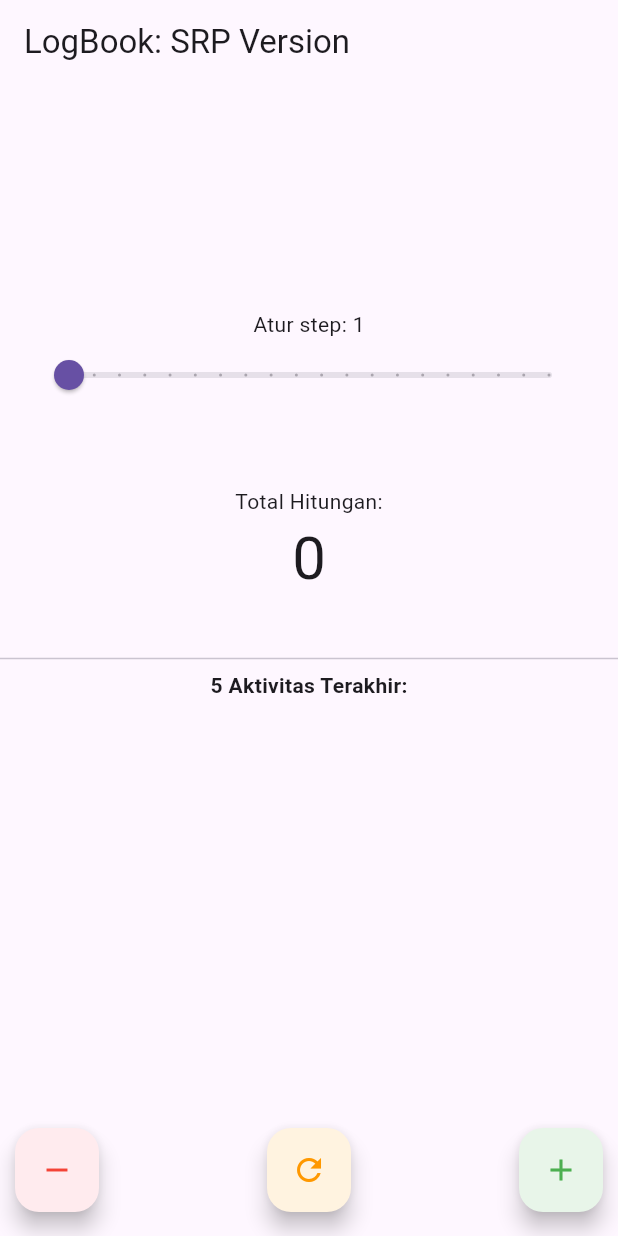
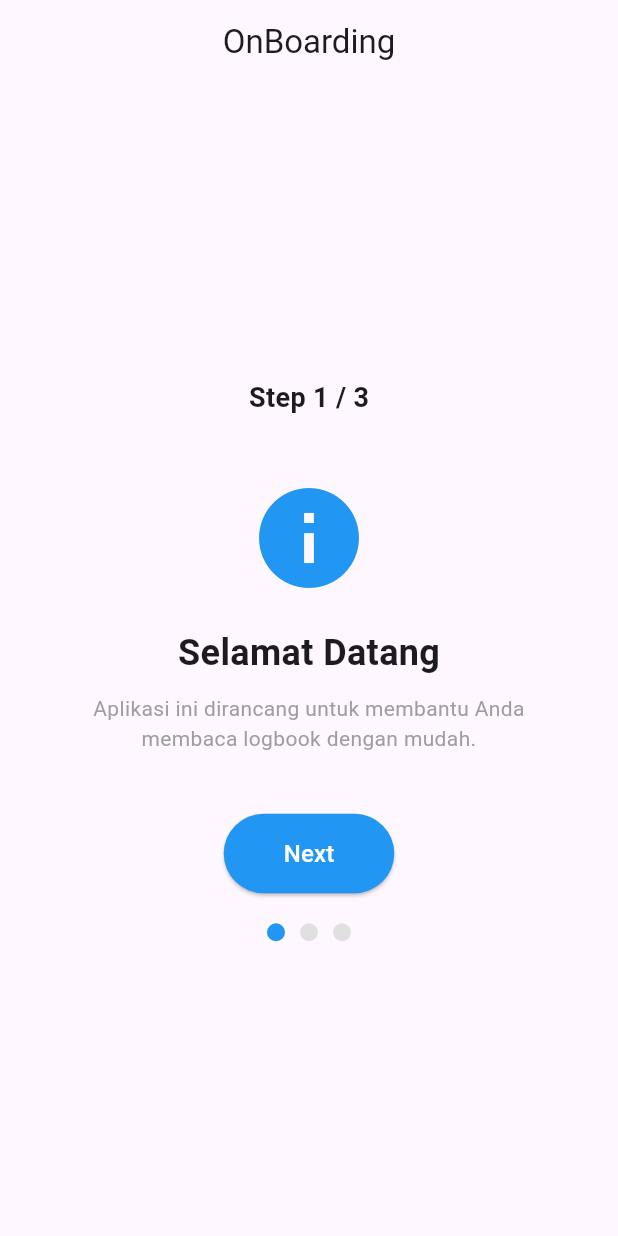
Before and after one commit to Nnurvyy/Proyek4_Flutter, a Flutter app: the screen it shows after launch, on a phone screen of 412 x 824 dp. Run offline on Flutter 3.47's test engine with Material 3 defaults, Android fonts, the light colour scheme and no system bars; our stand-ins replace shared_preferences.

Commit message:
task 1, 2 dan 3 pertemuan 2

```diff
--- a/lib/counter_view.dart
+++ /dev/null
@@ -1,133 +0,0 @@
-import 'package:flutter/material.dart';
-import 'counter_controller.dart';
-
-class CounterView extends StatefulWidget {
-  const CounterView({super.key});
-  @override
-  State<CounterView> createState() => _CounterViewState();
-}
-
-class _CounterViewState extends State<CounterView> {
-  final CounterController _controller = CounterController();
-
-  Color _getLogColor (String log) {
-    if (log.contains("menambahkan")) {
-      return Colors.green;
-    } else if (log.contains("mengurangi")) {
-      return Colors.red;
-    } else if (log.contains("Reset")) {
-      return Colors.orange;
-    }
-    return Colors.black;
-  }
-
-  void _showResetConfirmation() {
-    showDialog(
-      context : context,
-      builder: (context) => AlertDialog(
-        title: const Text("Konfirmasi Reset"),
-        content: const Text("Apakah Anda yakin ingin mereset counter?"),
-        actions: [
-          TextButton(
-            onPressed: () {
-              Navigator.of(context).pop(); // Tutup dialog
-            },
-            child: const Text("Batal"),
-          ),
-          TextButton(
-            onPressed: () {
-              setState(() {
-                _controller.reset();
-              });
-              Navigator.of(context).pop(); // Tutup dialog setelah reset
-
-              ScaffoldMessenger.of(context).showSnackBar(
-                const SnackBar (
-                  content: Text("Counter telah direset."),
-                  duration: Duration(seconds: 2),
-                  behavior: SnackBarBehavior.floating
-                )
-              );
-            },
-            child: const Text("Reset"),
-          ),
-        ],
-      ),
-    );
-  }
-
-  @override
-  Widget build(BuildContext context) {
-    return Scaffold(
-      appBar: AppBar(title: const Text("LogBook: SRP Version")),
-      body: Center(
-        child: Column(
-          mainAxisAlignment: MainAxisAlignment.start,
-          children: [
-            const SizedBox(height: 150),
-            Text('Atur step: ${_controller.step}'),
-            Padding(
-              padding: const EdgeInsets.symmetric(horizontal: 20.0),
-              child: Slider(
-                value: _controller.step.toDouble(), // Ubah int ke double agar Slider mau baca
-                min: 1,  // Minimal step 1
-                max: 20, // Maksimal step 20
-                divisions: 19, // Agar slider "patah-patah" di angka bulat (integers)
-                label: _controller.step.toString(), // Label saat digeser
-                onChanged: (double newValue) {
-                  // Saat digeser, panggil setState agar UI berubah
-                  // dan panggil controller untuk simpan logika barunya
-                  setState(() {
-                    _controller.updateStep(newValue);
-                  });
-                },
-              ),
-            ),
-            const SizedBox( height: 50),
-            const Text("Total Hitungan:"),
-            Text('${_controller.value}', style: const TextStyle(fontSize: 40)),
-            const SizedBox( height: 30), // Spasi antara elemen
-            const Divider(),  // Garis pemisah
-
-            const Text("5 Aktivitas Terakhir:", style: TextStyle(fontWeight: FontWeight.bold)),
-            const SizedBox(height: 10),
-            ..._controller.activityLogs.map((log) => Padding(
-              padding: const EdgeInsets.all(4.0), // Jarak antar teks
-              child: Text(log, style: TextStyle(color: _getLogColor(log))),
-            )),
-          ],
-        ),
-      ),
-      floatingActionButtonLocation: FloatingActionButtonLocation.centerFloat,
-      floatingActionButton : Padding(
-        padding: const EdgeInsets.symmetric( horizontal : 10.0),
-        child : Row(
-          mainAxisAlignment: MainAxisAlignment.spaceBetween,
-          children: [
-            FloatingActionButton(
-              heroTag: "btn_dec",
-              onPressed: () => setState(() => _controller.decrement()),
-              backgroundColor: Colors.red[50],
-              child: const Icon(Icons.remove, color: Colors.red),
-            ),
-
-            // TOMBOL RESET DENGAN DIALOG
-            FloatingActionButton(
-              heroTag: "btn_reset",
-              onPressed: _showResetConfirmation, // Panggil fungsi dialog
-              backgroundColor: Colors.orange[50],
-              child: const Icon(Icons.refresh, color: Colors.orange),
-            ),
-
-            FloatingActionButton(
-              heroTag: "btn_inc",
-              onPressed: () => setState(() => _controller.increment()),
-              backgroundColor: Colors.green[50],
-              child: const Icon(Icons.add, color: Colors.green),
-            ),
-          ]
-        ),
-      ),
-    );
-  }
-}
--- /dev/null
+++ b/lib/features/onboarding/onboarding_view.dart
@@ -0,0 +1,153 @@
+import 'package:flutter/material.dart';
+import 'package:logbook_app/features/auth/login_view.dart';
+
+class OnBoardingView extends StatefulWidget {
+  const OnBoardingView({super.key});
+
+  @override
+  State<OnBoardingView> createState() => _OnBoardingViewState();
+}
+
+class _OnBoardingViewState extends State<OnBoardingView> {
+  int step = 1;
+
+  void _nextStep() {
+    setState(() {
+      step++;
+    });
+
+    if (step > 3) {
+      Navigator.pushReplacement(
+        context,
+        MaterialPageRoute(builder: (context) => const LoginView()),
+      );
+    }
+  }
+
+  @override
+  Widget build(BuildContext context) {
+    return Scaffold(
+      appBar: AppBar(
+        title: const Text("OnBoarding"),
+        centerTitle: true,
+      ),
+      body: Center(
+        child: Column(
+          mainAxisAlignment: MainAxisAlignment.center,
+          children: [
+            // Indikator step
+            Text(
+              'Step $step / 3',
+              style: const TextStyle(fontSize: 18, fontWeight: FontWeight.bold),
+            ),
+            const SizedBox(height: 40),
+
+            // Konten berdasarkan step
+            _buildStepContent(step),
+
+            const SizedBox(height: 40),
+
+            // Tombol Next
+            ElevatedButton(
+              onPressed: _nextStep,
+              style: ElevatedButton.styleFrom(
+                padding: const EdgeInsets.symmetric(horizontal: 40, vertical: 15),
+                backgroundColor: Colors.blue,
+              ),
+              child: const Text(
+                'Next',
+                style: TextStyle(fontSize: 16, color: Colors.white),
+              ),
+            ),
+
+            const SizedBox(height: 20),
+
+            // Indikator progress dots
+            Row(
+              mainAxisAlignment: MainAxisAlignment.center,
+              children: List.generate(
+                3,
+                (index) => Container(
+                  margin: const EdgeInsets.symmetric(horizontal: 5),
+                  width: 12,
+                  height: 12,
+                  decoration: BoxDecoration(
+                    shape: BoxShape.circle,
+                    color: step > index ? Colors.blue : Colors.grey[300],
+                  ),
+                ),
+              ),
+            ),
+          ],
+        ),
+      ),
+    );
+  }
+
+  Widget _buildStepContent(int currentStep) {
+    switch (currentStep) {
+      case 1:
+        return Column(
+          children: [
+            const Icon(Icons.info, size: 80, color: Colors.blue),
+            const SizedBox(height: 20),
+            const Text(
+              'Selamat Datang',
+              style: TextStyle(fontSize: 24, fontWeight: FontWeight.bold),
+            ),
+            const SizedBox(height: 10),
+            const Padding(
+              padding: EdgeInsets.symmetric(horizontal: 40),
+              child: Text(
+                'Aplikasi ini dirancang untuk membantu Anda membaca logbook dengan mudah.',
+                textAlign: TextAlign.center,
+                style: TextStyle(fontSize: 14, color: Colors.grey),
+              ),
+            ),
+          ],
+        );
+      case 2:
+        return Column(
+          children: [
+            const Icon(Icons.bookmark, size: 80, color: Colors.green),
+            const SizedBox(height: 20),
+            const Text(
+              'Fitur Logbook',
+              style: TextStyle(fontSize: 24, fontWeight: FontWeight.bold),
+            ),
+            const SizedBox(height: 10),
+            const Padding(
+              padding: EdgeInsets.symmetric(horizontal: 40),
+              child: Text(
+                'Catat setiap aktivitas Anda dan lihat riwayat 5 aktivitas terakhir secara real-time.',
+                textAlign: TextAlign.center,
+                style: TextStyle(fontSize: 14, color: Colors.grey),
+              ),
+            ),
+          ],
+        );
+      case 3:
+        return Column(
+          children: [
+            const Icon(Icons.check_circle, size: 80, color: Colors.orange),
+            const SizedBox(height: 20),
+            const Text(
+              'Siap Memulai',
+              style: TextStyle(fontSize: 24, fontWeight: FontWeight.bold),
+            ),
+            const SizedBox(height: 10),
+            const Padding(
+              padding: EdgeInsets.symmetric(horizontal: 40),
+              child: Text(
+                'Klik tombol Next untuk masuk ke aplikasi dan mulai mencatat aktivitas Anda.',
+                textAlign: TextAlign.center,
+                style: TextStyle(fontSize: 14, color: Colors.grey),
+              ),
+            ),
+          ],
+        );
+      default:
+        return const SizedBox.shrink();
+    }
+  }
+}
--- a/lib/main.dart
+++ b/lib/main.dart
@@ -1,6 +1,6 @@
 import 'package:flutter/material.dart';
 // Pastikan file tempat CounterView berada di-import di sini
-import 'counter_view.dart';
+import 'package:logbook_app/features/onboarding/onboarding_view.dart';
 
 void main() {
   runApp(const MyApp());
@@ -13,12 +13,12 @@ class MyApp extends StatelessWidget {
   Widget build(BuildContext context) {
     return MaterialApp(
       debugShowCheckedModeBanner: false,
-      title: 'Flutter SRP Counter',
+      title: 'LogBook App',
       theme: ThemeData(
         primarySwatch: Colors.blue,
         useMaterial3: true,
       ),
-      home: const CounterView(),
+      home: const OnBoardingView(),
     );
   }
 }
--- a/pubspec.yaml
+++ b/pubspec.yaml
@@ -34,7 +34,8 @@ dependencies:
   # The following adds the Cupertino Icons font to your application.
   # Use with the CupertinoIcons class for iOS style icons.
   cupertino_icons: ^1.0.8
-  intl: ^0.19.0 # atau versi terbaru
+  intl: ^0.19.0
+  shared_preferences: ^2.3.2
 
 dev_dependencies:
   flutter_test:
```
Also changed, not shown: lib/features/auth/login_controller.dart (added, +14 -0 lines), lib/features/auth/login_view.dart (added, +206 -0 lines), lib/features/logbook/counter_controller.dart (renamed from lib/counter_controller.dart, +19 -1 lines), lib/features/logbook/counter_view.dart (added, +195 -0 lines), pubspec.lock, 1 other file.
